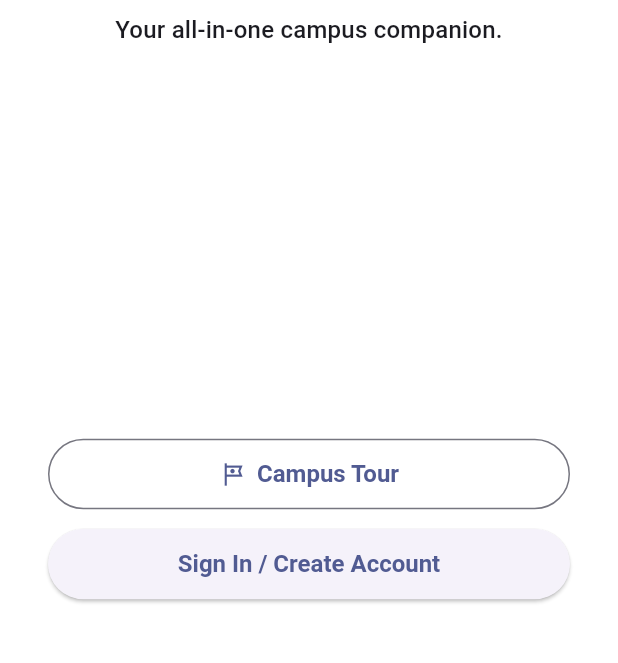
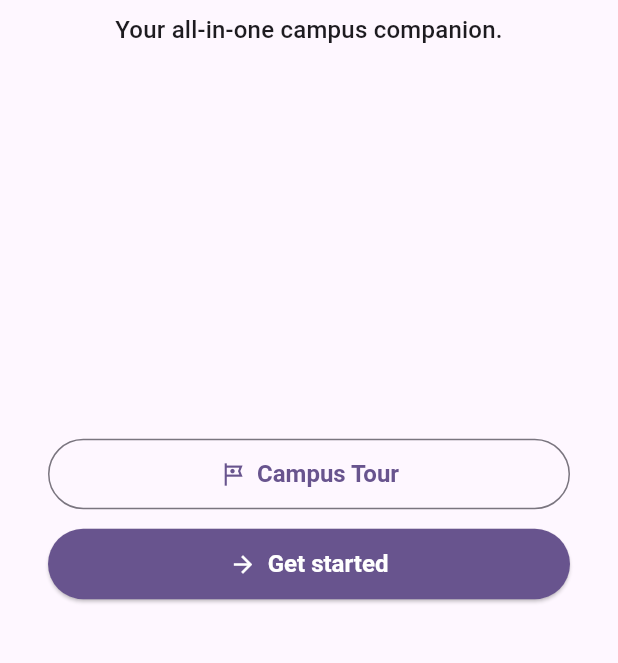
Before and after one commit to Muhammad-ismail-21/Smart-Campus, a Flutter app: the screen it shows after launch, on a phone screen of 412 x 824 dp, the part 506-1169 px from its top. Run offline on Flutter 3.47's test engine with Material 3 defaults, Android fonts, the phone set to English and light mode, and no system bars; our stand-ins replace firebase_auth, firebase_core; accounts and stored records are empty.

```diff
--- a/lib/constants.dart
+++ b/lib/constants.dart
@@ -8,3 +8,5 @@ const String attendanceRoute = '/attendance';
 const String timetableRoute = '/timetable';
 const String announcementsRoute = '/announcements';
 const String examsRoute = '/exams';
+const String facultyWipRoute = '/faculty-wip';
+const String roleSelectionRoute = '/role-selection';
--- a/lib/main.dart
+++ b/lib/main.dart
@@ -1,48 +1,53 @@
 // lib/main.dart
+import 'package:firebase_core/firebase_core.dart';
 import 'package:flutter/material.dart';
-import 'package:firebase_core/firebase_core.dart';
-import 'firebase_options.dart';
-import 'constants.dart';
-import 'screens/auth_screen.dart';
-import 'screens/home_screen.dart';
-import 'screens/feature_page.dart';
-import 'screens/profile_screen.dart';
-import 'screens/tour_mode_screen.dart';
+import 'package:hub/constants.dart';
+import 'package:hub/firebase_options.dart';
+import 'package:hub/screens/auth_screen.dart';
+import 'package:hub/screens/faculty_wip_screen.dart';
+import 'package:hub/screens/feature_page.dart';
+import 'package:hub/screens/home_screen.dart';
+import 'package:hub/screens/profile_screen.dart';
+import 'package:hub/screens/role_selection_screen.dart';
+import 'package:hub/screens/tour_mode_screen.dart';
 
 void main() async {
   WidgetsFlutterBinding.ensureInitialized();
   await Firebase.initializeApp(
     options: DefaultFirebaseOptions.currentPlatform,
   );
-  runApp(const NexusApp());
+  runApp(const MyApp());
 }
 
-class NexusApp extends StatelessWidget {
-  const NexusApp({super.key});
+class MyApp extends StatelessWidget {
+  const MyApp({super.key});
 
   @override
   Widget build(BuildContext context) {
     return MaterialApp(
-      title: 'Nexus',
       debugShowCheckedModeBanner: false,
+      title: 'KLE Tech Hub',
       theme: ThemeData(
+        colorScheme: ColorScheme.fromSeed(seedColor: Colors.deepPurple),
         useMaterial3: true,
-        colorSchemeSeed: Colors.indigo,
-        scaffoldBackgroundColor: Colors.white,
-        snackBarTheme: const SnackBarThemeData(
-          behavior: SnackBarBehavior.floating,
+        inputDecorationTheme: const InputDecorationTheme(
+          border: OutlineInputBorder(),
         ),
       ),
       initialRoute: homeRoute,
       routes: {
-        homeRoute: (_) => const HomeScreen(),
-        tourModeRoute: (_) => const TourModeScreen(),
-        profileRoute: (_) => const ProfileScreen(),
-        authRoute: (_) => const AuthScreen(),
-        attendanceRoute: (_) => const FeaturePage(title: 'Attendance'),
-        timetableRoute: (_) => const FeaturePage(title: 'Timetable'),
-        announcementsRoute: (_) => const FeaturePage(title: 'Announcements'),
-        examsRoute: (_) => const FeaturePage(title: 'Exams'),
+        homeRoute: (context) => const HomeScreen(),
+        roleSelectionRoute: (context) => const RoleSelectionScreen(),
+        authRoute: (context) => const AuthScreen(),
+        facultyWipRoute: (context) => const FacultyWipScreen(),
+        profileRoute: (context) => const ProfileScreen(),
+        tourModeRoute: (context) => const TourModeScreen(),
+        // Placeholder routes for features
+        attendanceRoute: (context) => const FeaturePage(title: 'Attendance'),
+        timetableRoute: (context) => const FeaturePage(title: 'Timetable'),
+        announcementsRoute: (context) =>
+            const FeaturePage(title: 'Announcements'),
+        examsRoute: (context) => const FeaturePage(title: 'Exams'),
       },
     );
   }
--- a/lib/screens/home_screen.dart
+++ b/lib/screens/home_screen.dart
@@ -76,16 +76,20 @@ class _HomeScreenState extends State<HomeScreen> {
               ),
             ),
             const SizedBox(height: 12),
-            ElevatedButton(
-              onPressed: () => Navigator.pushNamed(context, authRoute),
+            ElevatedButton.icon(
+              onPressed: () => Navigator.pushNamed(context, roleSelectionRoute),
               style: ElevatedButton.styleFrom(
                 padding: const EdgeInsets.symmetric(vertical: 14),
                 textStyle: const TextStyle(
                   fontSize: 16,
                   fontWeight: FontWeight.w600,
                 ),
+                // Make the icon appear at the end of the button
+                foregroundColor: Theme.of(context).colorScheme.onPrimary,
+                backgroundColor: Theme.of(context).colorScheme.primary,
               ),
-              child: const Text('Sign In / Create Account'),
+              label: const Text('Get started'),
+              icon: const Icon(Icons.arrow_forward),
             ),
             const Spacer(flex: 1),
           ],
```
Also changed, not shown: lib/screens/auth_screen.dart (+11 -18 lines), lib/screens/faculty_wip_screen.dart (added, +21 -0 lines), lib/screens/role_selection_screen.dart (added, +110 -0 lines).
